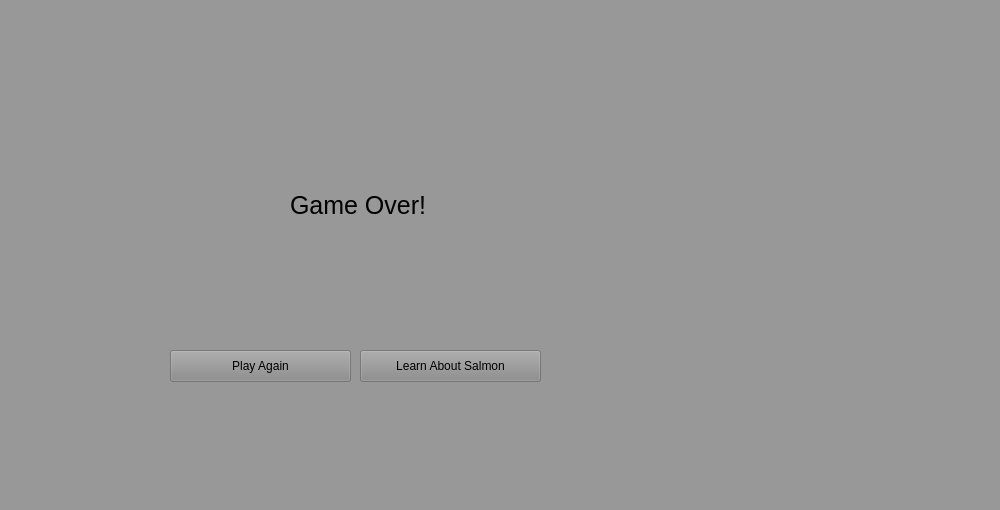
Qt form gameoverscreen.ui (mtthwm/Educational-App) before a commit.
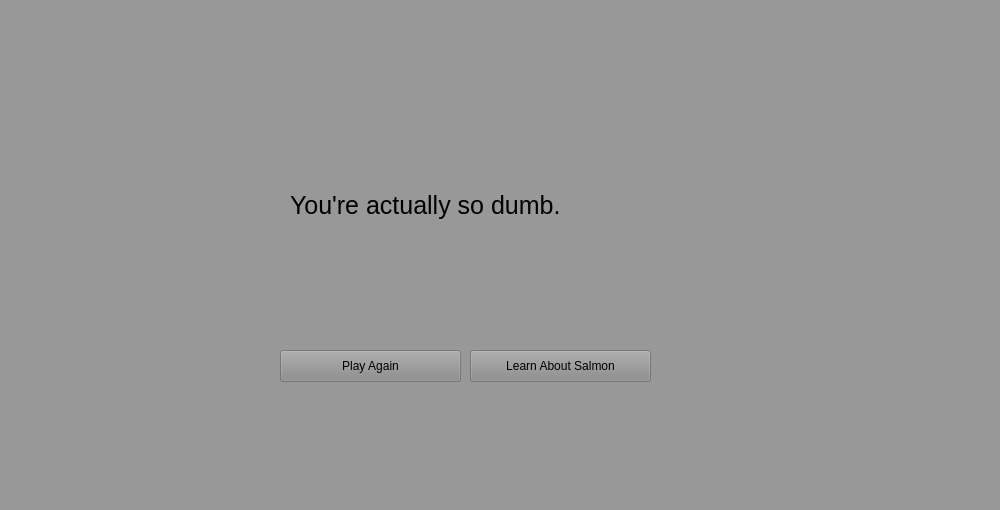
The same form after that commit.

```diff
--- a/gameoverscreen.ui
+++ b/gameoverscreen.ui
@@ -19,7 +19,7 @@
   <widget class="QPushButton" name="playAgainButton">
    <property name="geometry">
     <rect>
-     <x>170</x>
+     <x>280</x>
      <y>350</y>
      <width>181</width>
      <height>32</height>
@@ -34,7 +34,7 @@
     <rect>
      <x>290</x>
      <y>180</y>
-     <width>141</width>
+     <width>421</width>
      <height>51</height>
     </rect>
    </property>
@@ -47,13 +47,13 @@
     <string notr="true">background-color:rgba(255, 255, 255, 0)</string>
    </property>
    <property name="text">
-    <string>Game Over!</string>
+    <string>You're actually so dumb.</string>
    </property>
   </widget>
   <widget class="QPushButton" name="learnButton">
    <property name="geometry">
     <rect>
-     <x>360</x>
+     <x>470</x>
      <y>350</y>
      <width>181</width>
      <height>32</height>
```
